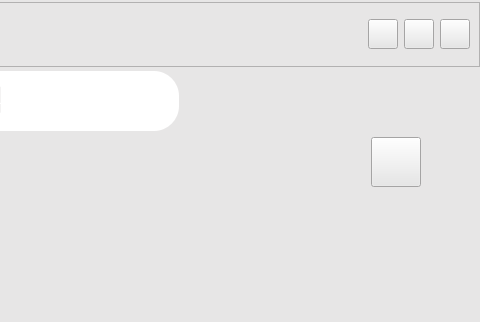
Before: the Qt Designer form .ui/mainWindow.ui in bbeomgeun/IGRUS-IT-Contest, drawn with Qt 5; both pictures show x 522 to 1002 and y 0 to 322 of the 1002 by 700 pixel window.
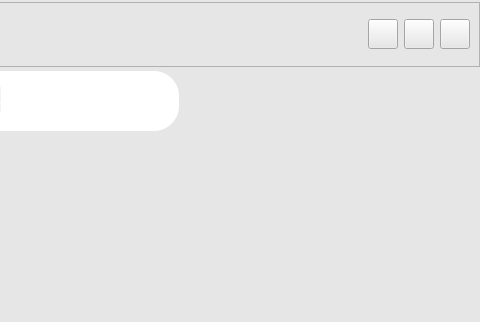
After: the same form once the commit is applied. Icons and pictures are not drawn.

The edit to the form file:
```diff
--- a/.ui/mainWindow.ui
+++ b/.ui/mainWindow.ui
@@ -1023,6 +1023,7 @@
              <property name="styleSheet">
               <string notr="true">QPushButton{
 border-image: url(:/addButton/roomAddDefault.PNG);
+border-radius: 10px;
 }
 QPushButton:hover{
 border-image: url(:/addButton/roomAddHover.PNG);
```
Left out of the diff: 36 changed lines with no effect on the pictures.
